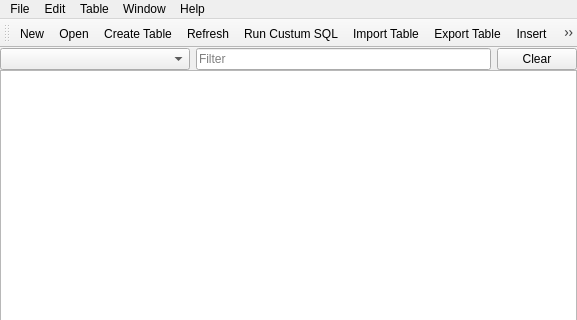
This is mainwindow.ui in informationsea/Hyokai as Qt 5 draws it before an edit; both pictures show x 0 to 577 and y 0 to 320 of the 577 by 493 pixel window. The edited form follows.
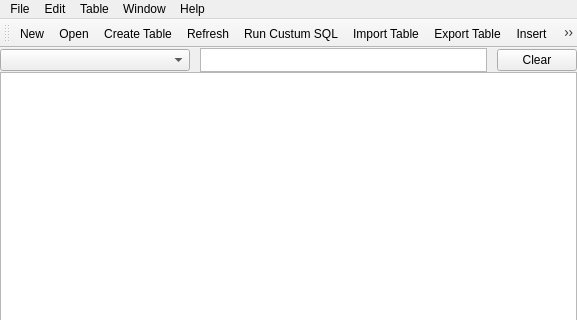
This is the edited form. Icons and pictures are not drawn. Custom widgets are drawn as their Qt base class.

Commit message: Use SQLTextEdit as filter editor

Patch:
```diff
--- a/mainwindow.ui
+++ b/mainwindow.ui
@@ -26,6 +26,9 @@
     </property>
     <item>
      <layout class="QHBoxLayout" name="horizontalLayout">
+      <property name="spacing">
+       <number>10</number>
+      </property>
       <item>
        <widget class="QComboBox" name="tableSelect">
         <property name="statusTip">
@@ -40,15 +43,33 @@
        </widget>
       </item>
       <item>
-       <widget class="QLineEdit" name="sqlLine">
+       <widget class="SQLTextEdit" name="sqlLine">
+        <property name="sizePolicy">
+         <sizepolicy hsizetype="Expanding" vsizetype="Preferred">
+          <horstretch>0</horstretch>
+          <verstretch>0</verstretch>
+         </sizepolicy>
+        </property>
+        <property name="minimumSize">
+         <size>
+          <width>0</width>
+          <height>24</height>
+         </size>
+        </property>
         <property name="toolTip">
          <string>SQL Where Statement</string>
         </property>
         <property name="statusTip">
          <string>SQL Where Statement</string>
         </property>
-        <property name="placeholderText">
-         <string>Filter</string>
+        <property name="verticalScrollBarPolicy">
+         <enum>Qt::ScrollBarAlwaysOff</enum>
+        </property>
+        <property name="horizontalScrollBarPolicy">
+         <enum>Qt::ScrollBarAlwaysOff</enum>
+        </property>
+        <property name="lineWrapMode">
+         <enum>QPlainTextEdit::NoWrap</enum>
         </property>
        </widget>
       </item>
@@ -410,6 +431,13 @@
   </action>
  </widget>
  <layoutdefault spacing="6" margin="11"/>
+ <customwidgets>
+  <customwidget>
+   <class>SQLTextEdit</class>
+   <extends>QPlainTextEdit</extends>
+   <header>sqltextedit.h</header>
+  </customwidget>
+ </customwidgets>
  <resources>
   <include location="resouces.qrc"/>
  </resources>
```
The commit also changes 4 other files.
